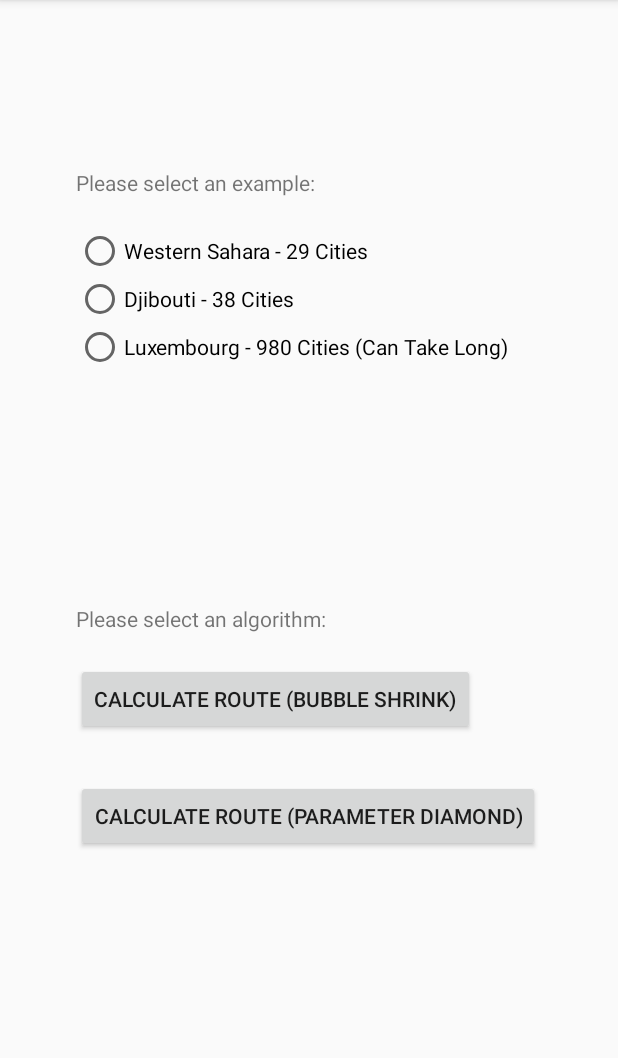
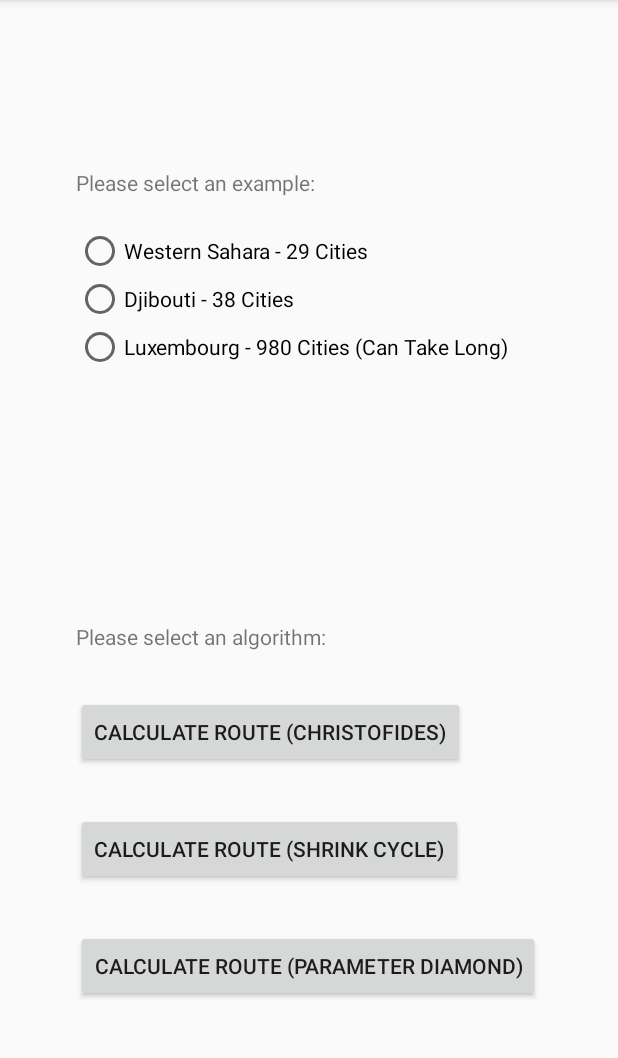
Before and after one commit to srheede/RoundTrip, an Android app: the UseExample screen opened directly, with no data from a screen before it, on a phone screen of 412 x 824 dp, the part 84-1142 px from its top. Run offline under Robolectric (Android 15) with nearby library versions, the phone set to English and light mode, and no system bars.

Commit message:
Add Button For Christofides Algorithm

```diff
--- a/app/src/main/java/za/co/rheeders/roundtrip/EnterCoordinates.java
+++ b/app/src/main/java/za/co/rheeders/roundtrip/EnterCoordinates.java
@@ -34,7 +34,7 @@ public class EnterCoordinates extends AppCompatActivity {
         textViewAdded = findViewById(R.id.textViewAdded);
         Button buttonAddCo = findViewById(R.id.buttonAddCo);
         Button buttonCalcRouteParameterDiamond = findViewById(R.id.buttonCalcRouteParameterDiamond);
-        Button buttonCalcRouteBubbleShrink = findViewById(R.id.buttonCalcRouteBubbleShrink);
+        Button buttonCalcRouteBubbleShrink = findViewById(R.id.buttonCalcRouteShrinkCycle);
         Button buttonCalcRouteCombo = findViewById(R.id.buttonCalcRouteCombo);
 
         buttonCalcRouteBubbleShrink.setOnClickListener(new View.OnClickListener() {
@@ -63,7 +63,6 @@ public class EnterCoordinates extends AppCompatActivity {
                 startActivity(new Intent(getApplicationContext(), MapsActivity.class));
             }
         });
-
     }
 
     private void addCoordinates() {
--- a/app/src/main/java/za/co/rheeders/roundtrip/SelectPlaces.java
+++ b/app/src/main/java/za/co/rheeders/roundtrip/SelectPlaces.java
@@ -44,7 +44,7 @@ public class SelectPlaces extends AppCompatActivity {
         textViewAdded = findViewById(R.id.textViewAdded);
         Button buttonAddDes = findViewById(R.id.buttonAddDes);
         Button buttonCalcRouteParameterDiamond = findViewById(R.id.buttonCalcRouteParameterDiamond);
-        Button buttonCalcRouteBubbleShrink = findViewById(R.id.buttonCalcRouteBubbleShrink);
+        Button buttonCalcRouteBubbleShrink = findViewById(R.id.buttonCalcRouteShrinkCycle);
         Button buttonCalcRouteCombo = findViewById(R.id.buttonCalcRouteCombo);
 
         buttonCalcRouteBubbleShrink.setOnClickListener(new View.OnClickListener() {
--- a/app/src/main/java/za/co/rheeders/roundtrip/UseExample.java
+++ b/app/src/main/java/za/co/rheeders/roundtrip/UseExample.java
@@ -21,8 +21,9 @@ public class UseExample extends AppCompatActivity {
         examples = findViewById(R.id.radioGroupExamples);
 
         Button buttonCalcRouteParameterDiamond = findViewById(R.id.buttonCalcRouteParameterDiamond);
-        Button buttonCalcRouteBubbleShrink = findViewById(R.id.buttonCalcRouteBubbleShrink);
+        Button buttonCalcRouteBubbleShrink = findViewById(R.id.buttonCalcRouteShrinkCycle);
         Button buttonCalcRouteCombo = findViewById(R.id.buttonCalcRouteCombo);
+        Button buttonCalcRouteChristofides = findViewById(R.id.buttonCalcRouteChristofides);
 
         buttonCalcRouteBubbleShrink.setOnClickListener(new View.OnClickListener() {
             @Override
@@ -42,7 +43,7 @@ public class UseExample extends AppCompatActivity {
             }
         });
 
-        buttonCalcRouteCombo.setOnClickListener(new View.OnClickListener() {
+        buttonCalcRouteChristofides.setOnClickListener(new View.OnClickListener() {
             @Override
             public void onClick(View view) {
                 selectExample();
--- a/app/src/main/res/layout/activity_enter_coordinates.xml
+++ b/app/src/main/res/layout/activity_enter_coordinates.xml
@@ -33,12 +33,12 @@
         android:layout_marginBottom="10dp"
         android:text="Calculate Route (Combo)"
         android:visibility="gone"
-        app:layout_constraintBottom_toTopOf="@+id/buttonCalcRouteBubbleShrink"
+        app:layout_constraintBottom_toTopOf="@+id/buttonCalcRouteShrinkCycle"
         app:layout_constraintEnd_toEndOf="parent"
         app:layout_constraintStart_toStartOf="parent" />
 
     <Button
-        android:id="@+id/buttonCalcRouteBubbleShrink"
+        android:id="@+id/buttonCalcRouteShrinkCycle"
         android:layout_width="wrap_content"
         android:layout_height="wrap_content"
         android:layout_marginBottom="10dp"
--- a/app/src/main/res/layout/activity_load_geohash.xml
+++ b/app/src/main/res/layout/activity_load_geohash.xml
@@ -43,12 +43,12 @@
         android:layout_marginBottom="10dp"
         android:text="Calculate Route (Combo)"
         android:visibility="gone"
-        app:layout_constraintBottom_toTopOf="@+id/buttonCalcRouteBubbleShrink"
+        app:layout_constraintBottom_toTopOf="@+id/buttonCalcRouteShrinkCycle"
         app:layout_constraintEnd_toEndOf="parent"
         app:layout_constraintStart_toStartOf="parent" />
 
     <Button
-        android:id="@+id/buttonCalcRouteBubbleShrink"
+        android:id="@+id/buttonCalcRouteShrinkCycle"
         android:layout_width="wrap_content"
         android:layout_height="wrap_content"
         android:layout_marginBottom="10dp"
--- a/app/src/main/res/layout/activity_select_places.xml
+++ b/app/src/main/res/layout/activity_select_places.xml
@@ -33,12 +33,12 @@
         android:layout_marginBottom="10dp"
         android:text="Calculate Route (Combo)"
         android:visibility="gone"
-        app:layout_constraintBottom_toTopOf="@+id/buttonCalcRouteBubbleShrink"
+        app:layout_constraintBottom_toTopOf="@+id/buttonCalcRouteShrinkCycle"
         app:layout_constraintEnd_toEndOf="parent"
         app:layout_constraintStart_toStartOf="parent" />
 
     <Button
-        android:id="@+id/buttonCalcRouteBubbleShrink"
+        android:id="@+id/buttonCalcRouteShrinkCycle"
         android:layout_width="wrap_content"
         android:layout_height="wrap_content"
         android:layout_marginBottom="10dp"
--- a/app/src/main/res/layout/activity_use_example.xml
+++ b/app/src/main/res/layout/activity_use_example.xml
@@ -11,16 +11,16 @@
         android:layout_width="wrap_content"
         android:layout_height="wrap_content"
         android:layout_gravity="top"
-        android:layout_marginBottom="20dp"
+        android:layout_marginBottom="30dp"
         android:text="Please select an algorithm:"
-        app:layout_constraintBottom_toTopOf="@+id/buttonCalcRouteBubbleShrink"
+        app:layout_constraintBottom_toTopOf="@+id/buttonCalcRouteChristofides"
         app:layout_constraintStart_toStartOf="@+id/radioGroupExamples" />
 
     <Button
         android:id="@+id/buttonCalcRouteParameterDiamond"
         android:layout_width="wrap_content"
         android:layout_height="wrap_content"
-        android:layout_marginBottom="200dp"
+        android:layout_marginBottom="100dp"
         android:text="Calculate Route (Parameter Diamond)"
         app:layout_constraintBottom_toBottomOf="parent"
         app:layout_constraintEnd_toEndOf="parent"
@@ -34,17 +34,26 @@
         android:layout_marginBottom="10dp"
         android:text="Calculate Route (Combo)"
         android:visibility="gone"
-        app:layout_constraintBottom_toTopOf="@+id/buttonCalcRouteBubbleShrink"
+        app:layout_constraintBottom_toTopOf="@+id/buttonCalcRouteShrinkCycle"
         app:layout_constraintEnd_toEndOf="parent"
         app:layout_constraintStart_toStartOf="parent" />
 
     <Button
-        android:id="@+id/buttonCalcRouteBubbleShrink"
+        android:id="@+id/buttonCalcRouteShrinkCycle"
         android:layout_width="wrap_content"
         android:layout_height="wrap_content"
         android:layout_marginBottom="30dp"
-        android:text="Calculate Route (Bubble Shrink)"
+        android:text="Calculate Route (Shrink Cycle)"
         app:layout_constraintBottom_toTopOf="@+id/buttonCalcRouteParameterDiamond"
+        app:layout_constraintStart_toStartOf="@+id/buttonCalcRouteParameterDiamond" />
+
+    <Button
+        android:id="@+id/buttonCalcRouteChristofides"
+        android:layout_width="wrap_content"
+        android:layout_height="wrap_content"
+        android:layout_marginBottom="30dp"
+        android:text="Calculate Route (Christofides)"
+        app:layout_constraintBottom_toTopOf="@+id/buttonCalcRouteShrinkCycle"
         app:layout_constraintStart_toStartOf="@+id/buttonCalcRouteParameterDiamond" />
 
     <RadioGroup
@@ -52,7 +61,7 @@
         android:layout_width="wrap_content"
         android:layout_height="wrap_content"
         android:layout_marginTop="20dp"
-        app:layout_constraintStart_toStartOf="@+id/buttonCalcRouteBubbleShrink"
+        app:layout_constraintStart_toStartOf="@+id/buttonCalcRouteShrinkCycle"
         app:layout_constraintTop_toBottomOf="@+id/textViewSelectFileGeo">
 
         <RadioButton
```
Also changed, not shown: app/src/main/java/za/co/rheeders/roundtrip/LoadCoordinates.java (+4 -3 lines), app/src/main/java/za/co/rheeders/roundtrip/LoadGeoHash.java (+5 -5 lines), app/src/main/java/za/co/rheeders/roundtrip/MapsActivity.java (+40 -4 lines), app/src/main/res/layout/activity_load_coordinates.xml (+12 -3 lines).
